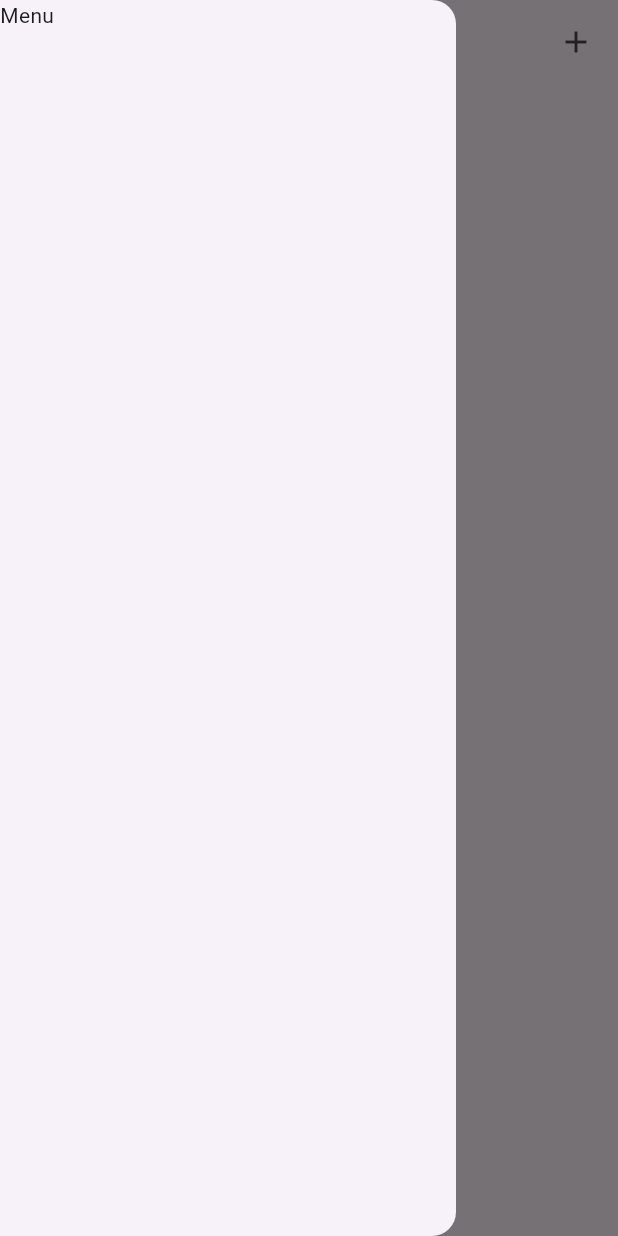
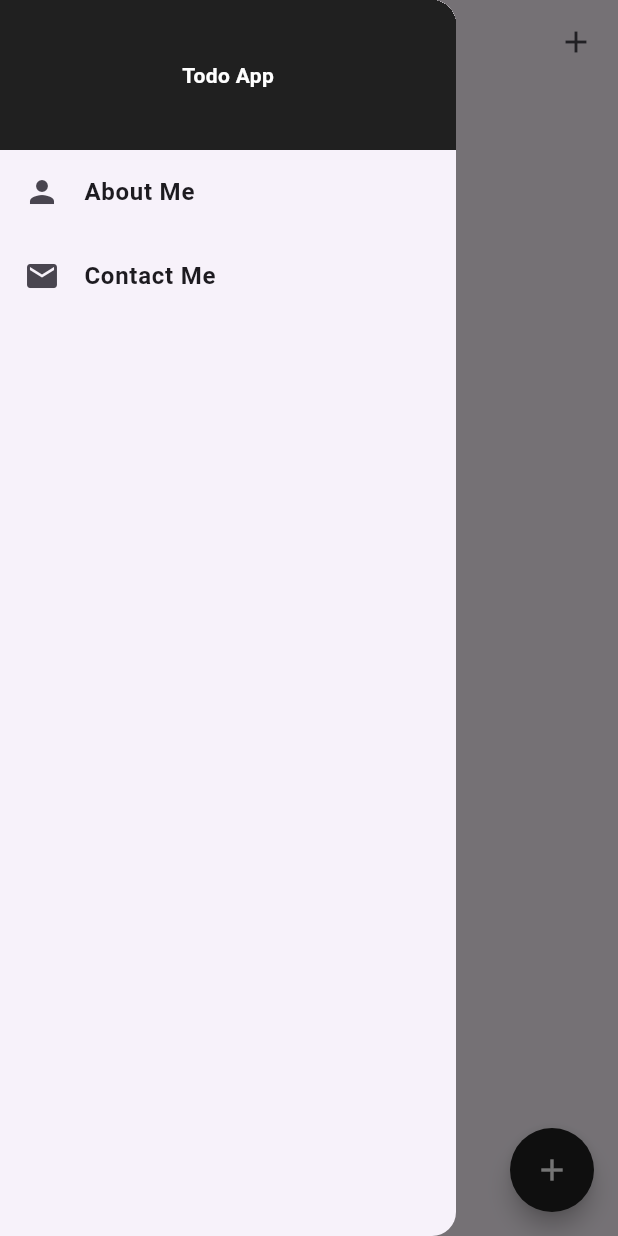
Before and after one commit to ISCIrvingDev/flutter-todo-app, a Flutter app: the screen it shows after launch, with the side drawer open, on a phone screen of 412 x 824 dp. Run offline on Flutter 3.47's test engine with Material 3 defaults, Android fonts, the phone set to English and light mode, and no system bars; our stand-ins replace feather_icons, shared_preferences.

Commit message:
Add Drawer Menu

```diff
--- /dev/null
+++ b/lib/pages/home/components/menu.dart
@@ -0,0 +1,50 @@
+import 'package:flutter/material.dart';
+import 'package:url_launcher/url_launcher.dart';
+
+class Menu extends StatelessWidget {
+  const Menu({super.key});
+
+  @override
+  Widget build(BuildContext context) {
+    return Drawer(
+      child: Column(
+        children: [
+          Container(
+            color: const Color.fromARGB(255, 32, 32, 32),
+            height: 100,
+            width: double.infinity,
+            child: Center(
+              child: Text(
+                'Todo App',
+                style: TextStyle(
+                  color: Colors.white,
+                  fontWeight: FontWeight.bold,
+                ),
+              ),
+            ),
+          ),
+          ListTile(
+            leading: Icon(Icons.person),
+            title: Text(
+              'About Me',
+              style: TextStyle(fontWeight: FontWeight.bold),
+            ),
+            onTap: () {
+              launchUrl(Uri.parse('https://www.ingenious-development.net/'));
+            },
+          ),
+          ListTile(
+            leading: Icon(Icons.email),
+            title: Text(
+              'Contact Me',
+              style: TextStyle(fontWeight: FontWeight.bold),
+            ),
+            onTap: () {
+              launchUrl(Uri.parse('mailto:ISCIrvingDev@gmail.com'));
+            },
+          ),
+        ],
+      ),
+    );
+  }
+}
--- a/lib/pages/home/home.page.dart
+++ b/lib/pages/home/home.page.dart
@@ -3,6 +3,7 @@ import 'package:flutter/material.dart';
 import 'package:shared_preferences/shared_preferences.dart';
 
 import 'components/add_todo.dart';
+import 'components/menu.dart';
 import 'components/todo_list.dart';
 
 class HomePage extends StatefulWidget {
@@ -70,7 +71,7 @@ class _HomePageState extends State<HomePage> {
 
   @override
   Widget build(BuildContext context) => Scaffold(
-    drawer: Drawer(child: Text('Menu')),
+    drawer: Menu(),
     appBar: AppBar(
       centerTitle: true,
       title: Text('Todo App'),
@@ -79,18 +80,7 @@ class _HomePageState extends State<HomePage> {
           padding: const EdgeInsets.all(8.0),
           child: InkWell(
             onTap: () {
-              showModalBottomSheet(
-                context: context,
-                builder:
-                    (context) => Padding(
-                      padding: MediaQuery.of(context).viewInsets,
-                      child: Container(
-                        padding: EdgeInsets.all(20),
-                        height: 250,
-                        child: AddTodo(addTodo: addTodo),
-                      ),
-                    ),
-              );
+              addTodoModal(context);
             },
             child: Padding(
               padding: const EdgeInsets.all(8.0),
@@ -104,5 +94,26 @@ class _HomePageState extends State<HomePage> {
       ],
     ),
     body: TodoList(todoList: todoList, updateLocalData: updateLocalData),
+    floatingActionButton: FloatingActionButton(
+      shape: CircleBorder(),
+      backgroundColor: const Color.fromARGB(255, 32, 32, 32),
+      onPressed: () => addTodoModal(context),
+      child: Icon(Icons.add, color: Colors.white),
+    ),
   );
+
+  Future<dynamic> addTodoModal(BuildContext context) {
+    return showModalBottomSheet(
+      context: context,
+      builder:
+          (context) => Padding(
+            padding: MediaQuery.of(context).viewInsets,
+            child: Container(
+              padding: EdgeInsets.all(20),
+              height: 250,
+              child: AddTodo(addTodo: addTodo),
+            ),
+          ),
+    );
+  }
 }
--- a/pubspec.yaml
+++ b/pubspec.yaml
@@ -36,6 +36,7 @@ dependencies:
   cupertino_icons: ^1.0.8
   feather_icons: ^1.2.0
   shared_preferences: ^2.5.2
+  url_launcher: ^6.3.1
 
 dev_dependencies:
   flutter_test:
```
Also changed, not shown: lib/main.dart (+0 -32 lines), lib/pages/home/components/todo_list.dart (+44 -2 lines), pubspec.lock, 5 other files.
